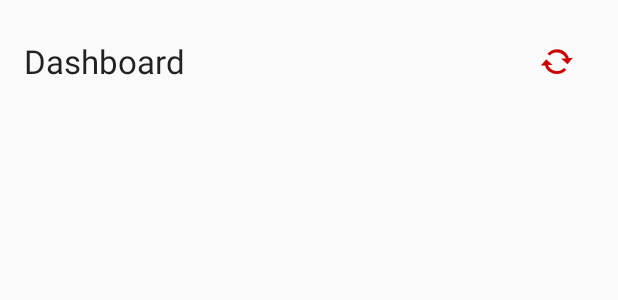
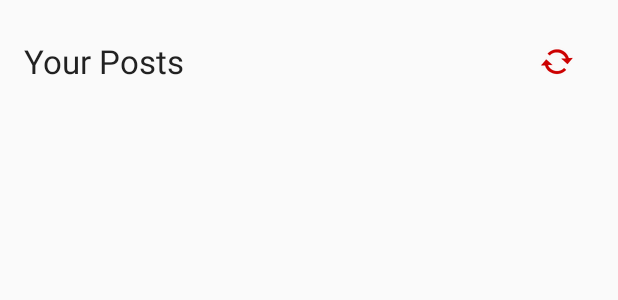
Before and after one commit to saiful1105020/Under-Construction-Bracathon-Project-, an Android app: the layout activity_dashboard.xml on its own in the app's theme, with its tools: preview values and no code run, on a phone screen of 412 x 824 dp. Shown: the top 300 px of the screen. Run offline under Robolectric (Android 15) with nearby library versions, the phone set to English and light mode, and no system bars.

Commit message:
Need to add post suggestion and refresh button functionality

```diff
--- a/app/src/main/java/com/underconstruction/underconstruction/DBHelper.java
+++ b/app/src/main/java/com/underconstruction/underconstruction/DBHelper.java
@@ -106,7 +106,7 @@ public class DBHelper extends SQLiteOpenHelper {
     public ArrayList<Report> getDataForUser(String userId) {
         // handle using ID NOT user name
         SQLiteDatabase db = this.getReadableDatabase();
-        Cursor res = db.rawQuery("select * from tempTable where userID=\"" + userId + "\"", null);
+        Cursor res = db.rawQuery("select * from tempTable where userID='" + userId + "'", null);
 
         return convertCursorIntoRecordList(res);
     }
--- a/app/src/main/java/com/underconstruction/underconstruction/HomeFragment.java
+++ b/app/src/main/java/com/underconstruction/underconstruction/HomeFragment.java
@@ -158,7 +158,7 @@ public class HomeFragment extends Fragment {
             // Building Parameters
             List<Pair> params = new ArrayList<Pair>();
 
-            params.add(new Pair("userId", 1));
+            params.add(new Pair("userId", Utility.CurrentUser.getUserId()));
 //            params.add(new Pair("userName", Utility.CurrentUser.getId()));
 
             // getting JSON string from URL
--- a/app/src/main/java/com/underconstruction/underconstruction/JSONParser.java
+++ b/app/src/main/java/com/underconstruction/underconstruction/JSONParser.java
@@ -53,7 +53,7 @@ public class JSONParser {
               "/uc_brac_git/uc_server/index.php/home";
               */
 
-        final String BASE_URL = "http://" + "192.168.0.101" +                //Alternate Database
+        final String BASE_URL = "http://" + "192.168.0.103" +                //Alternate Database
                 "/hackThon/UC_Server/index.php/home";
 
 //        final String BASE_URL = "http://" + "172.20.62.23" +
--- a/app/src/main/java/com/underconstruction/underconstruction/PostSuggestion.java
+++ b/app/src/main/java/com/underconstruction/underconstruction/PostSuggestion.java
@@ -27,6 +27,7 @@ public class PostSuggestion extends AppCompatActivity {
          * needs to be resolved
          */
 //        txtRes = (TextView) findViewById(R.id.txtResult);
+        txtRes = (TextView) findViewById(R.id.textView9);
         PostSuggestionTask ps = new PostSuggestionTask();
         ps.execute();
     }
--- a/app/src/main/java/com/underconstruction/underconstruction/ReportProblem.java
+++ b/app/src/main/java/com/underconstruction/underconstruction/ReportProblem.java
@@ -156,7 +156,7 @@ public class ReportProblem extends AppCompatActivity implements GoogleApiClient.
             //setPic();
             Intent intent =new Intent(this, ReportProblem.class);
             startActivity(intent);
-            btnSaveReport.setClickable(true);
+//            btnSaveReport.setClickable(true);
             btnAddReport.setClickable(true);
         }
     }
--- a/app/src/main/res/layout/activity_dashboard.xml
+++ b/app/src/main/res/layout/activity_dashboard.xml
@@ -26,7 +26,7 @@ tools:context="com.underconstruction.underconstruction.DashboardFragment">
                         android:layout_width="wrap_content"
                         android:layout_height="wrap_content"
                         android:textAppearance="?android:attr/textAppearanceLarge"
-                        android:text="Dashboard"
+                        android:text="Your Posts"
                         android:id="@+id/textView11"
                         android:layout_weight="1"
                         android:layout_gravity="center_vertical" />
@@ -38,7 +38,8 @@ tools:context="com.underconstruction.underconstruction.DashboardFragment">
                         android:src="@android:drawable/stat_notify_sync"
                         android:layout_gravity="right"
                         android:tint="#ffcc0000"
-                        android:background="@null" />
+                        android:background="@null"
+                        android:onClick="onProfileRefreshButtonClick"/>
                 </LinearLayout>
 
                 <ListView
--- a/app/src/main/res/layout/fragment_home.xml
+++ b/app/src/main/res/layout/fragment_home.xml
@@ -100,7 +100,7 @@
                 android:layout_width="fill_parent"
                 android:layout_height="wrap_content"
                 android:textAppearance="?android:attr/textAppearanceSmall"
-                android:text="Date"
+                android:text="Time"
                 android:id="@+id/textView4"
                 android:layout_below="@+id/graph"
                 android:layout_alignParentLeft="true"
--- a/app/src/main/res/layout/fragment_posts_section.xml
+++ b/app/src/main/res/layout/fragment_posts_section.xml
@@ -49,7 +49,8 @@
             android:src="@android:drawable/stat_notify_sync"
             android:layout_gravity="right"
             android:tint="#ffcc0000"
-            android:background="@null" />
+            android:background="@null"
+            android:onClick="onFeedRefreshButtonClick" />
 
     </LinearLayout>
 
```
Also changed, not shown: app/src/main/java/com/underconstruction/underconstruction/PostsSectionFragment.java (+12 -4 lines), app/src/main/java/com/underconstruction/underconstruction/TabbedHome.java (+8 -0 lines).
